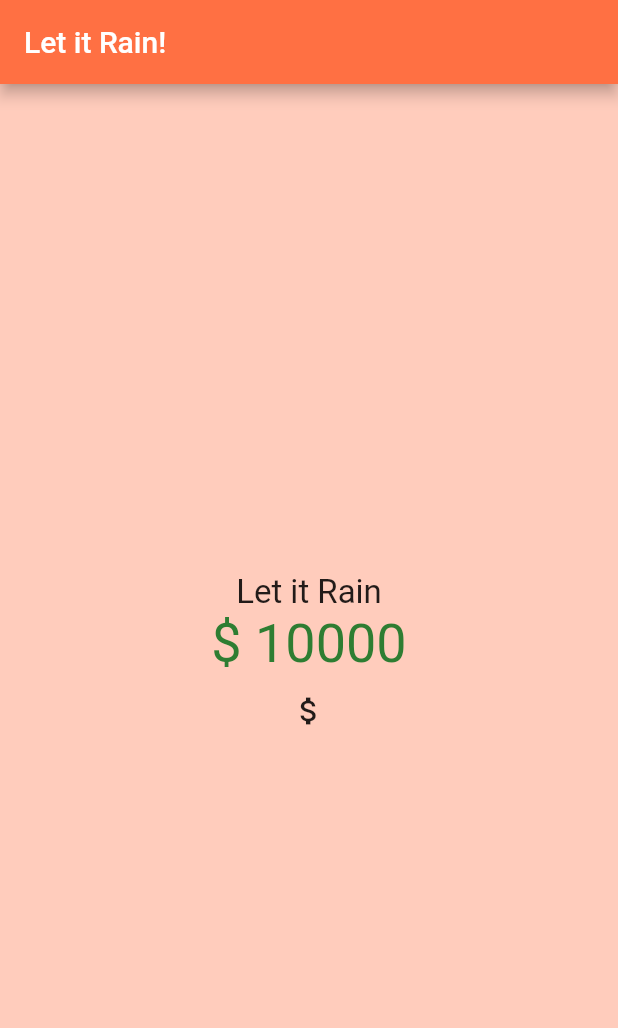
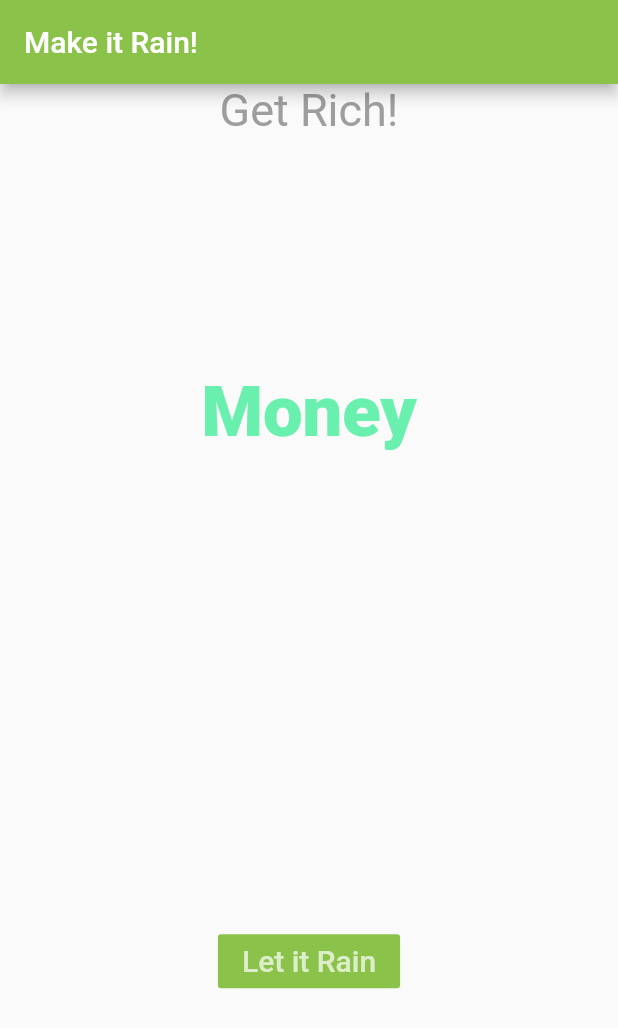
Before and after one commit to vedanshdwivedi/Flutter-Development, a Flutter app: the screen it shows after launch, on a phone screen of 412 x 824 dp. Shown: the top 1028 px of the screen. Run offline on Flutter 3.47's test engine with Material 2 defaults, Android fonts, the phone set to English and light mode, and no system bars.

Commit message:
Created the UI

```diff
--- a/stateful01/lib/home.dart
+++ b/stateful01/lib/home.dart
@@ -1,34 +1,55 @@
 import 'package:flutter/material.dart';
 
-class Home extends StatelessWidget {
+class MakeItRain extends StatefulWidget {
+  @override
+  State<StatefulWidget> createState() {
+    return MakeItRainState();
+  }
+}
+
+class MakeItRainState extends State<MakeItRain> {
   @override
   Widget build(BuildContext context) {
     return new Scaffold(
-        backgroundColor: Colors.deepOrange[100],
       appBar: new AppBar(
-          title: Text('Let it Rain!'),
-          backgroundColor: Colors.deepOrange[400],
+        title: Text('Make it Rain!'),
+        backgroundColor: Colors.lightGreen,
       ),
-        body: new Center(
+      body: new Container(
         child: new Column(
-            mainAxisAlignment: MainAxisAlignment.center,
           children: <Widget>[
-              new Text(
-                'Let it Rain',
-                style: new TextStyle(fontSize: 22),
-                textAlign: TextAlign.center,
-                textDirection: TextDirection.ltr,
+            new Center(
+              child: new Text(
+                'Get Rich!',
+                style: new TextStyle(
+                    color: Colors.grey,
+                    fontWeight: FontWeight.w400,
+                    fontSize: 30),
               ),
-              new Text(
-                '\$ 10000',
-                style:
-                    new TextStyle(fontSize: 36, color: Colors.green.shade800),
-                textAlign: TextAlign.center,
-                textDirection: TextDirection.ltr,
             ),
-              new IconButton(
-                icon: new Icon(Icons.attach_money),
-                onPressed: () => debugPrint('Add Money Please'),
+
+            new Expanded(
+              child: new Center(
+                child: new Text('Money', style: new TextStyle(
+                  color: Colors.greenAccent,
+                  fontWeight: FontWeight.w800,
+                  fontSize: 47,
+                ),),
+              ),
+            ),
+
+
+            new Expanded(
+              child: new Center(
+                child: new FlatButton(
+                  color: Colors.lightGreen,
+                  textColor: Colors.white70,
+                  onPressed: () => debugPrint('Hey'),
+                  child: Text("Let it Rain", style: new TextStyle(
+                    fontSize: 20
+                  ),),
+                ),
+              ),
             )
           ],
         ),
--- a/stateful01/lib/main.dart
+++ b/stateful01/lib/main.dart
@@ -4,6 +4,6 @@ import './home.dart';
 void main(){
   runApp(MaterialApp(
     title: 'Stateless',
-    home: new Home(),
+    home: new MakeItRain(),
   ));
 }
```
Lines whose indentation alone changed are shown as unchanged.
